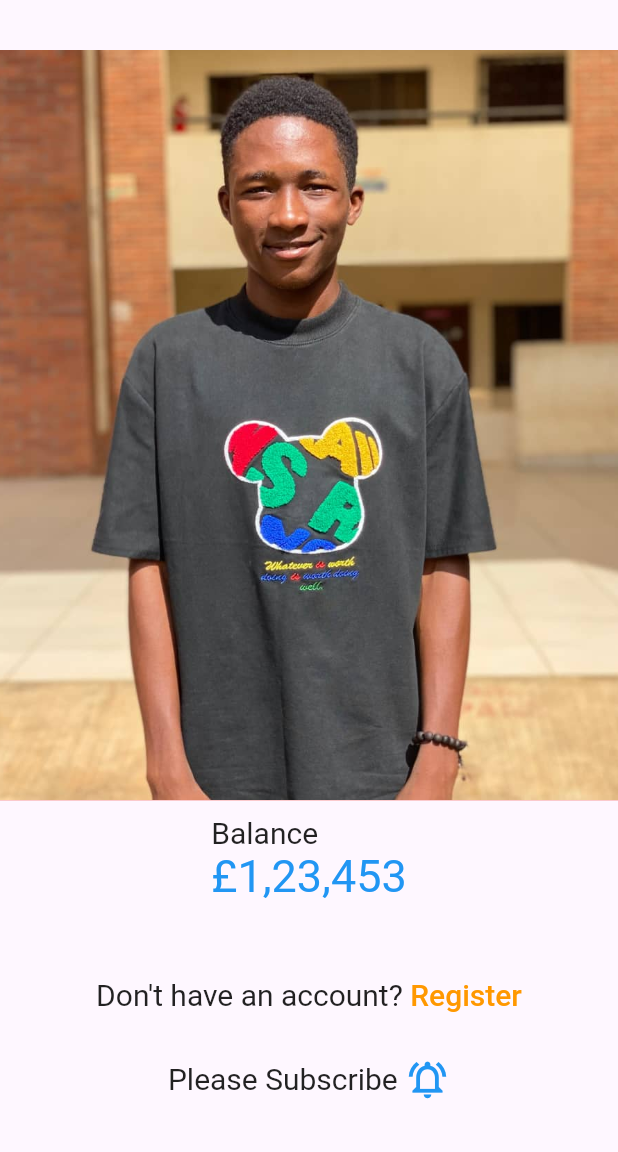
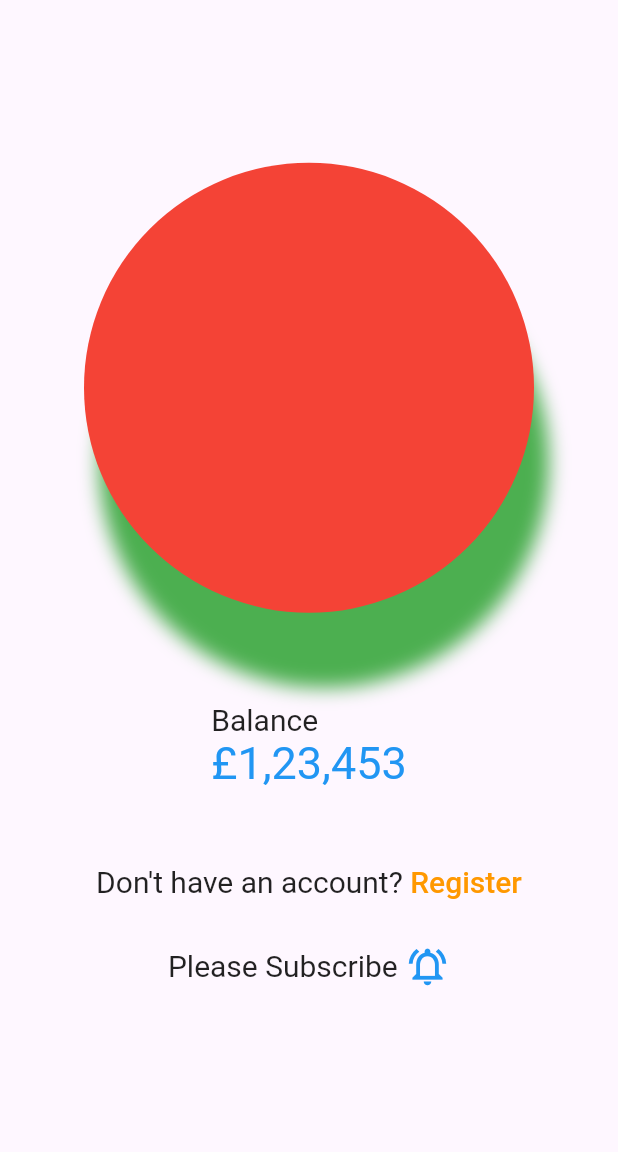
Before and after one commit to adetoyese607/flutter_widget, a Flutter app: the screen it shows after launch, on a phone screen of 412 x 824 dp, the part 84-1236 px from its top. Run offline on Flutter 3.47's test engine with Material 3 defaults, Android fonts, the phone set to English and light mode, and no system bars.

```diff
--- a/lib/main.dart
+++ b/lib/main.dart
@@ -69,28 +69,60 @@ class _MyHomePageState extends State<MyHomePage> {
             //         ),
 
             children: <Widget>[
+              // Container(
+              //   width: 500,
+              //   height:500,
+              //   color: Colors.red,
+              //   child: Image.asset(
+              //     'images/ade.jpg',
+              //     fit: BoxFit.cover,
+
+              //     errorBuilder: (context, error, stackTrace) {
+              //       return  Text('NO SUCH IMAGE!!!!',
+              //       style: TextStyle(
+              //         // color: Colors.red,
+              //         fontSize: 20,
+              //         // fontWeight: FontWeight.bold,
+              //          foreground: Paint()
+              //                            ..color = Colors.red
+              //                           ..strokeWidth = 2
+              //                           ..style = PaintingStyle.stroke
+              //       ),
+              //       );
+              //     },
+
+              //   ),
+              // ),
               Container(
-                width: 500,
-                height:500,
-                color: Colors.red,
-                child: Image.asset(
-                  'images/ade.jpg',
-                  fit: BoxFit.cover,
+                width: 300,
+                height: 300,
+                margin:const EdgeInsets.only(bottom: 50),
+                // decoration: BoxDecoration(
+                //   color: Colors.red,
+                //   image:const DecorationImage(image: AssetImage('images/ade.jpg'),
+                //   fit: BoxFit.cover
+                //   ),
+                // shape: BoxShape.circle,
+                // border: Border.all(width: 5, color: Colors.red)
+                // ),
+                decoration:const BoxDecoration(
+                  shape: BoxShape.circle,
+                  color: Colors.red,
+                  // gradient: RadialGradient(
+                  // //  center: Alignment.centerRight,
+                  //   colors:[
 
-                  errorBuilder: (context, error, stackTrace) {
-                    return  Text('NO SUCH IMAGE!!!!',
-                    style: TextStyle(
-                      // color: Colors.red,
-                      fontSize: 20,
-                      // fontWeight: FontWeight.bold,
-                       foreground: Paint()
-                                         ..color = Colors.red
-                                        ..strokeWidth = 2
-                                        ..style = PaintingStyle.stroke
-                    ),
-                    );
-                  },
-
+                  //   Colors.red,
+                  //   Colors.black,
+                  //   Colors.green,
+                  // ])
+                  boxShadow: [
+                    BoxShadow(
+                      color: Colors.green,
+                      blurRadius: 10,
+                      offset: Offset(10, 50),
+                    )
+                  ]
                 ),
               ),
               Padding(
```
Also changed, not shown: 1 other file.
